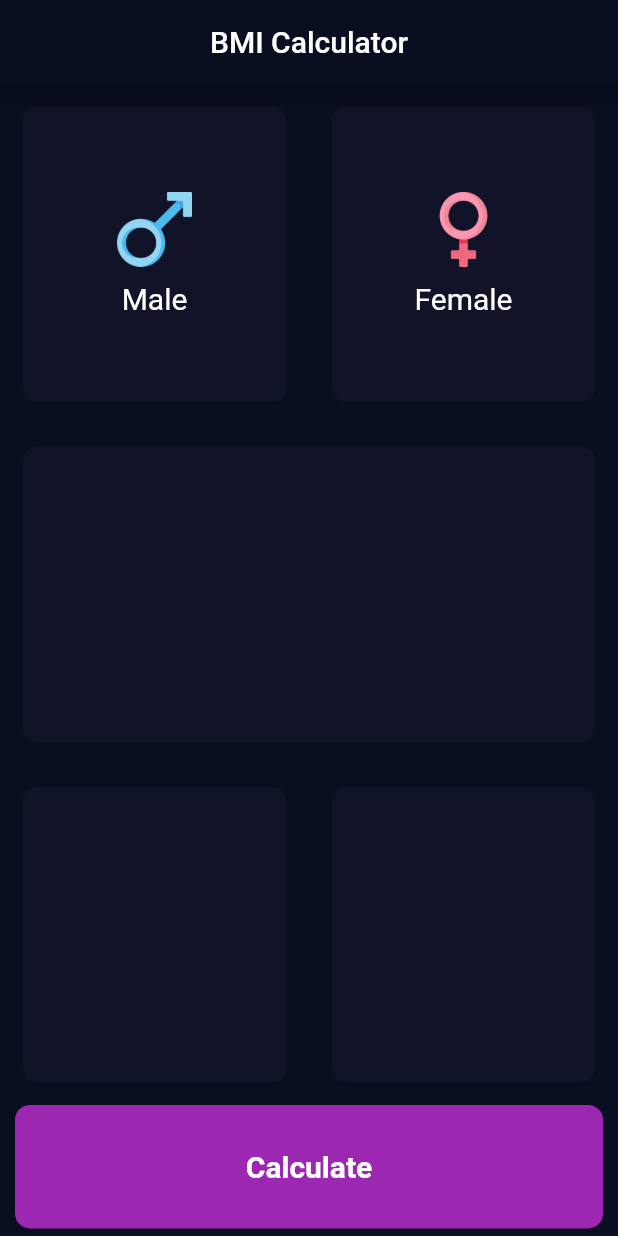
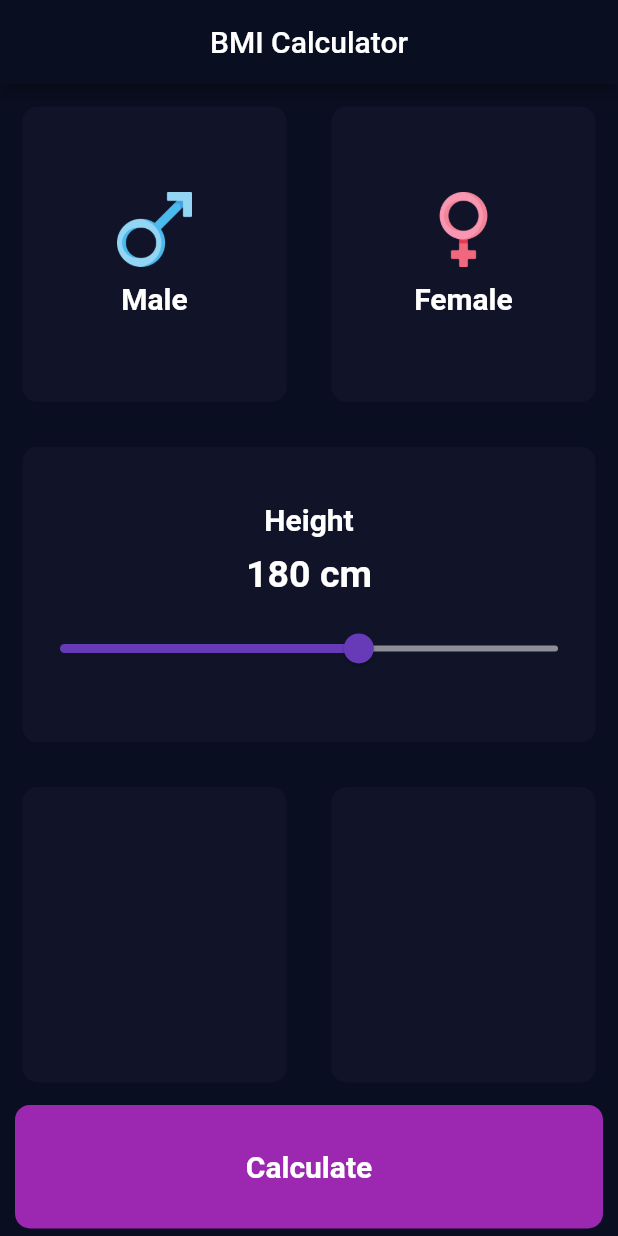
Before and after one commit to Naawaal/BMI-Calculator, a Flutter app: the screen it shows after launch, on a phone screen of 412 x 824 dp. Run offline on Flutter 3.47's test engine with Material 2 defaults, Android fonts, the phone set to English and light mode, and no system bars.

Commit message:
Customized Slider and fonts

```diff
--- a/lib/components/middle_container.dart
+++ b/lib/components/middle_container.dart
@@ -1,26 +1,23 @@
 import 'package:flutter/material.dart';
 
+enum MiddleSlider {
+  middle,
+}
+
 class MiddleContainer extends StatefulWidget {
-  const MiddleContainer({super.key});
+  final Widget child;
+
+  const MiddleContainer({
+    super.key,
+    required this.child,
+  });
 
   @override
   State<MiddleContainer> createState() => _MiddleContainerState();
 }
 
 class _MiddleContainerState extends State<MiddleContainer> {
-  //-------- Declaring Active & InActive colors for Middle Container --------//
-  Color inActiveColor = const Color(0xFF111328);
-  Color activeColor = const Color(0xFF1D1E33);
-  //-------- Change Color for Middle Container--------//
-  void _changeMiddleContainerColorOnClick() {
-    setState(() {
-      if (inActiveColor == const Color(0xFF111328)) {
-        inActiveColor = activeColor;
-      } else {
-        inActiveColor = const Color(0xFF111328);
-      }
-    });
-  }
+  var inActiveColor;
 
   @override
   Widget build(BuildContext context) {
@@ -28,15 +25,18 @@ class _MiddleContainerState extends State<MiddleContainer> {
         child: GestureDetector(
       onTap: () {
         setState(() {
-          _changeMiddleContainerColorOnClick();
+          inActiveColor = MiddleSlider.middle;
         });
       },
       child: Container(
         margin: const EdgeInsets.all(15),
         decoration: BoxDecoration(
-          color: inActiveColor,
+          color: MiddleSlider.middle == inActiveColor
+              ? const Color(0xFF1D1E33)
+              : const Color(0xFF111328),
           borderRadius: const BorderRadius.all(Radius.circular(10)),
         ),
+        child: widget.child,
       ),
     ));
   }
--- a/lib/screens/homepage.dart
+++ b/lib/screens/homepage.dart
@@ -13,9 +13,11 @@ class HomepageScreen extends StatefulWidget {
 }
 
 class _HomepageScreenState extends State<HomepageScreen> {
+  int height = 180;
   @override
   Widget build(BuildContext context) {
     return Scaffold(
+      //------Creating App Bar Widget-------//
       appBar: AppBar(
         centerTitle: true,
         title: const Text('BMI Calculator'),
@@ -36,7 +38,11 @@ class _HomepageScreenState extends State<HomepageScreen> {
                 const SizedBox(height: 10),
                 const Text(
                   'Male',
-                  style: TextStyle(color: Colors.white, fontSize: 20),
+                  style: TextStyle(
+                    color: Colors.white,
+                    fontSize: 20,
+                    fontWeight: FontWeight.bold,
+                  ),
                 ),
               ],
             ),
@@ -51,12 +57,58 @@ class _HomepageScreenState extends State<HomepageScreen> {
                 ),
                 const SizedBox(height: 10),
                 const Text('Female',
-                    style: TextStyle(color: Colors.white, fontSize: 20)),
+                    style: TextStyle(
+                      color: Colors.white,
+                      fontSize: 20,
+                      fontWeight: FontWeight.bold,
+                    )),
               ],
             ),
           ),
           //------Middle Container Widget-------//
-          const MiddleContainer(),
+          MiddleContainer(
+            child: Column(
+              mainAxisAlignment: MainAxisAlignment.center,
+              children: [
+                const Text(
+                  'Height',
+                  style: TextStyle(
+                    color: Colors.white,
+                    fontSize: 20,
+                    fontWeight: FontWeight.bold,
+                  ),
+                ),
+                const SizedBox(height: 10),
+                Text(
+                  '$height cm',
+                  style: const TextStyle(
+                    color: Colors.white,
+                    fontSize: 25,
+                    fontWeight: FontWeight.bold,
+                  ),
+                ),
+                const SizedBox(height: 10),
+                SliderTheme(
+                  data: const SliderThemeData(
+                    thumbShape: RoundSliderThumbShape(enabledThumbRadius: 10),
+                    overlayShape: RoundSliderOverlayShape(overlayRadius: 25),
+                  ),
+                  child: Slider(
+                    value: height.toDouble(),
+                    min: 120,
+                    max: 220,
+                    inactiveColor: const Color(0xFF8D8E98),
+                    activeColor: Colors.deepPurple,
+                    onChanged: (double newValue) {
+                      setState(() {
+                        height = newValue.round();
+                      });
+                    },
+                  ),
+                ),
+              ],
+            ),
+          ),
           //------Buttom Container Widget-------//
           const ButtomContainer(),
           //------Calculate Container Widget-------//
```
